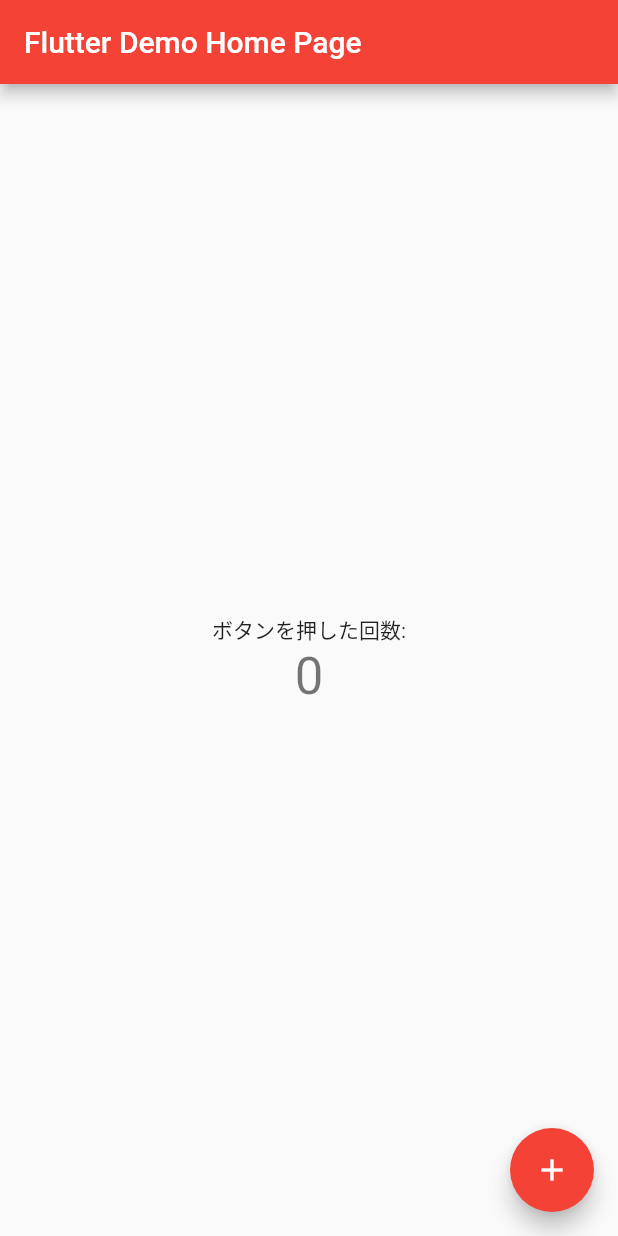
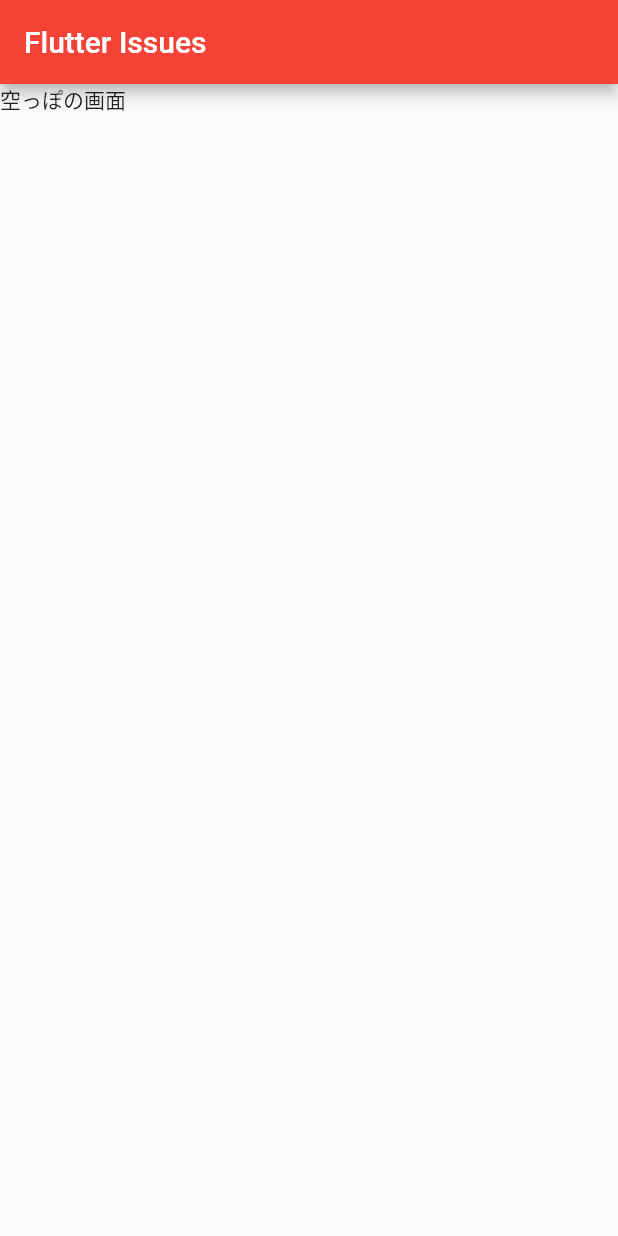
Before and after one commit to jimpei/flutter-sample, a Flutter app: the screen it shows after launch, on a phone screen of 412 x 824 dp. Run offline on Flutter 3.47's test engine with Material 2 defaults, Android fonts, the phone set to English and light mode, and no system bars.

Commit message:
一旦まっさらに

```diff
--- a/lib/main.dart
+++ b/lib/main.dart
@@ -7,35 +7,17 @@ class MyApp extends StatelessWidget { // StatelessWidget を継承しており
   @override
   Widget build(BuildContext context) { // ここの戻り値が画面に表示される
     return MaterialApp( // マテリアルデザインのアプリを作るために便利なWidget
-      title: 'Flutter Demo',
+      title: 'Flutter Issues',
       theme: ThemeData(
-        // This is the theme of your application.
-        //
-        // Try running your application with "flutter run". You'll see the
-        // application has a blue toolbar. Then, without quitting the app, try
-        // changing the primarySwatch below to Colors.green and then invoke
-        // "hot reload" (press "r" in the console where you ran "flutter run",
-        // or simply save your changes to "hot reload" in a Flutter IDE).
-        // Notice that the counter didn't reset back to zero; the application
-        // is not restarted.
         primarySwatch: Colors.red,
       ),
-      home: MyHomePage(title: 'Flutter Demo Home Page'),
+      home: MyHomePage(title: 'Flutter Issues'),
     );
   }
 }
 
 class MyHomePage extends StatefulWidget { // StatefulWidget. 状態がある. 状態は_MyHomePageState
   MyHomePage({Key key, this.title}) : super(key: key);
-
-  // This widget is the home page of your application. It is stateful, meaning
-  // that it has a State object (defined below) that contains fields that affect
-  // how it looks.
-
-  // This class is the configuration for the state. It holds the values (in this
-  // case the title) provided by the parent (in this case the App widget) and
-  // used by the build method of the State. Fields in a Widget subclass are
-  // always marked "final".
 
   final String title;
 
@@ -44,72 +26,32 @@ class MyHomePage extends StatefulWidget { // StatefulWidget. 状態がある.
 }
 
 class _MyHomePageState extends State<MyHomePage> {
-  int _counter = 0;
-
-  void _incrementCounter() {
-    setState(() {
-      //  setState メソッドの呼び出しによって、Flutterフレームワークに対して「状態が変わった」ことが伝わります。
-      //  Flutterフレームワークは、このあとで build メソッドを呼び出すことで画面を最新の状態に更新します。
-
-      // This call to setState tells the Flutter framework that something has
-      // changed in this State, which causes it to rerun the build method below
-      // so that the display can reflect the updated values. If we changed
-      // _counter without calling setState(), then the build method would not be
-      // called again, and so nothing would appear to happen.
-      _counter += 2;
-//      _counter++;
-    });
-  }
+//  int _counter = 0;
+//
+//  void _incrementCounter() {
+//    setState(() {
+//      //  setState メソッドの呼び出しによって、Flutterフレームワークに対して「状態が変わった」ことが伝わります。
+//      //  Flutterフレームワークは、このあとで build メソッドを呼び出すことで画面を最新の状態に更新します。
+//
+//      // This call to setState tells the Flutter framework that something has
+//      // changed in this State, which causes it to rerun the build method below
+//      // so that the display can reflect the updated values. If we changed
+//      // _counter without calling setState(), then the build method would not be
+//      // called again, and so nothing would appear to happen.
+//      _counter += 2;
+////      _counter++;
+//    });
+//  }
 
   @override
   Widget build(BuildContext context) { // ここの戻り値が画面に表示される
-    // This method is rerun every time setState is called, for instance as done
-    // by the _incrementCounter method above.
-    //
-    // The Flutter framework has been optimized to make rerunning build methods
-    // fast, so that you can just rebuild anything that needs updating rather
-    // than having to individually change instances of widgets.
     return Scaffold( // 典型的な画面レイアウトを構築する便利なWidget
       appBar: AppBar(
-        // Here we take the value from the MyHomePage object that was created by
-        // the App.build method, and use it to set our appbar title.
         title: Text(widget.title),
       ),
-      body: Center(
-        // Center is a layout widget. It takes a single child and positions it
-        // in the middle of the parent.
-        child: Column(
-          // Column is also a layout widget. It takes a list of children and
-          // arranges them vertically. By default, it sizes itself to fit its
-          // children horizontally, and tries to be as tall as its parent.
-          //
-          // Invoke "debug painting" (press "p" in the console, choose the
-          // "Toggle Debug Paint" action from the Flutter Inspector in Android
-          // Studio, or the "Toggle Debug Paint" command in Visual Studio Code)
-          // to see the wireframe for each widget.
-          //
-          // Column has various properties to control how it sizes itself and
-          // how it positions its children. Here we use mainAxisAlignment to
-          // center the children vertically; the main axis here is the vertical
-          // axis because Columns are vertical (the cross axis would be
-          // horizontal).
-          mainAxisAlignment: MainAxisAlignment.center,
-          children: <Widget>[
-            Text(
-              'ボタンを押した回数:',
-            ),
-            Text(
-              '$_counter',
-              style: Theme.of(context).textTheme.display1,
-            ),
-          ],
-        ),
+      body: Text(
+        '空っぽの画面'
       ),
-      floatingActionButton: FloatingActionButton(
-        onPressed: _incrementCounter,
-        tooltip: 'Increment',
-        child: Icon(Icons.add),
-      ), // This trailing comma makes auto-formatting nicer for build methods.
     );
   }
 }
```
